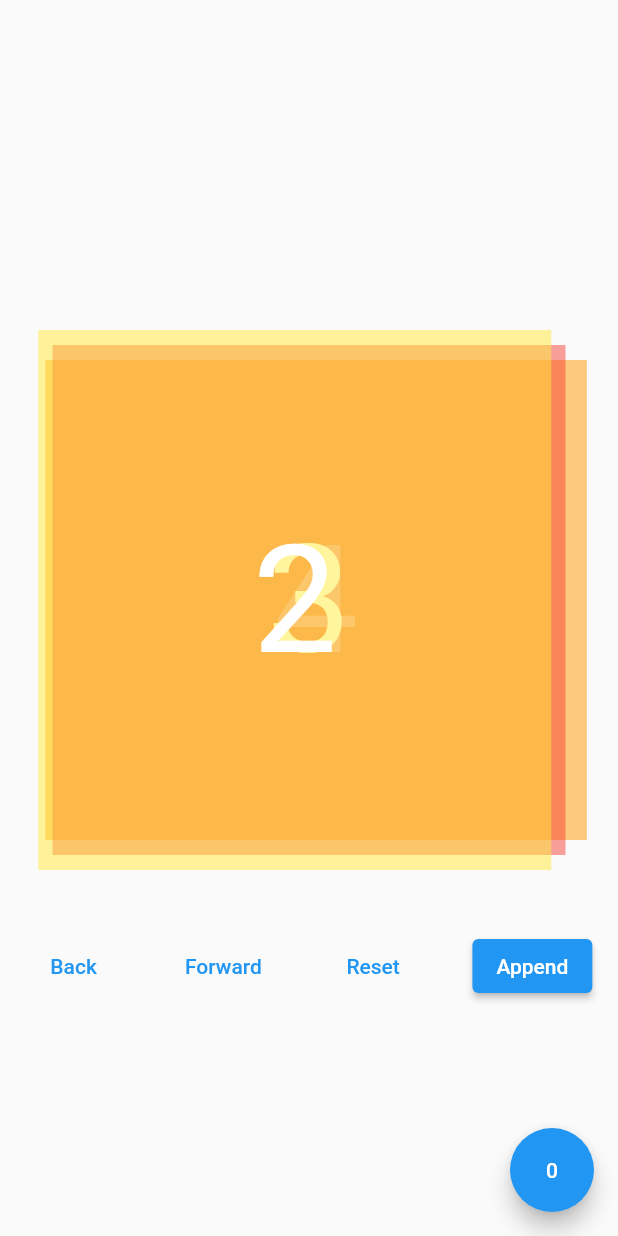
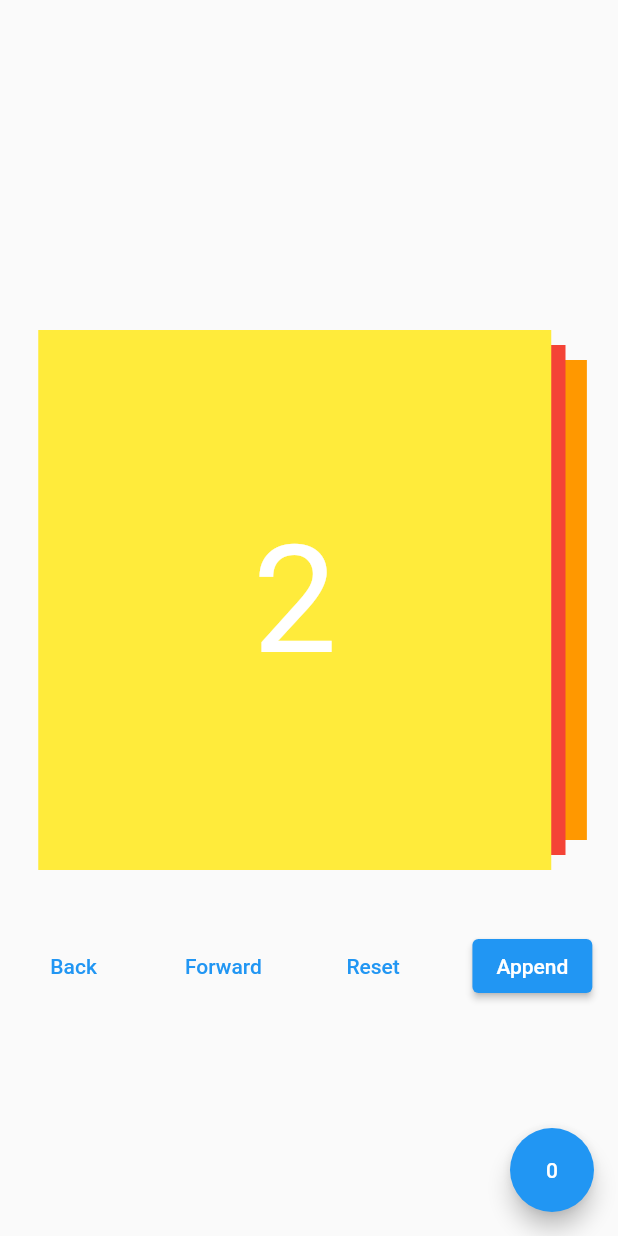
Before and after one commit to BrunoJurkovic/tcard, a Flutter app: the screen it shows after launch, after a tap on "Forward", on a phone screen of 412 x 824 dp. Run offline on Flutter 3.47's test engine with Material 2 defaults, Android fonts, the phone set to English and light mode, and no system bars.

Commit message:
优化显示

```diff
--- a/example/lib/example.dart
+++ b/example/lib/example.dart
@@ -20,7 +20,7 @@ List<Widget> cards = List.generate(
     return Container(
       alignment: Alignment.center,
       decoration: BoxDecoration(
-        color: colors[index].withOpacity(0.5),
+        color: colors[index],
       ),
       child: Text(
         '${index + 1}',
--- a/lib/src/animations.dart
+++ b/lib/src/animations.dart
@@ -91,7 +91,7 @@ class CardAnimations {
       begin: CardSizes.middle(constraints),
       end: stackPosition == StackPosition.bottom
           ? CardSizes.front(constraints)
-          : CardSizes.middleRight(constraints),
+          : CardSizes.front(constraints),
     ).animate(
       CurvedAnimation(
         parent: parent,
```
